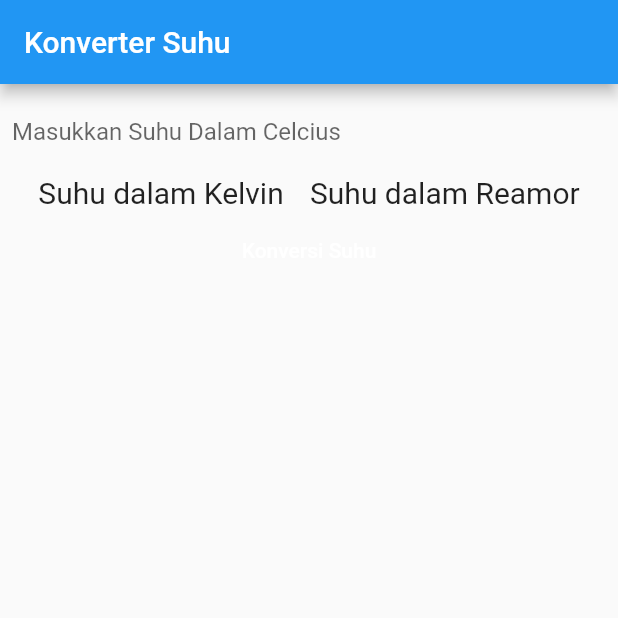
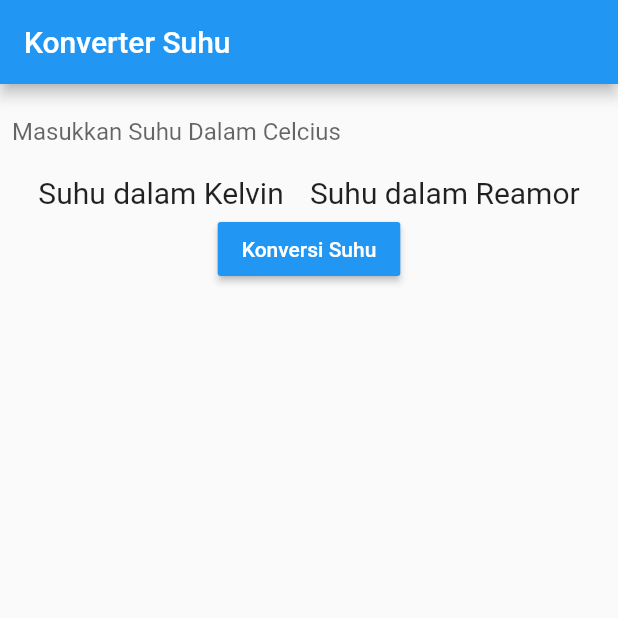
Before and after one commit to Evina08/flutter_state, a Flutter app: the screen it shows after launch, on a phone screen of 412 x 824 dp, the top half of it. Run offline on Flutter 3.47's test engine with Material 2 defaults, Android fonts, the phone set to English and light mode, and no system bars.

Commit message:
Mengubah Button

```diff
--- a/lib/main.dart
+++ b/lib/main.dart
@@ -68,15 +68,11 @@ class _MyAppState extends State<MyApp> {
                   )
                 ],
               ),
-              Container(
-                height: 50,
-                alignment: Alignment.center,
-                child: MaterialButton(
-                  onPressed: null,
-                  color: Colors.blue,
-                  textColor: Colors.white,
-                  child: Text("Konversi Suhu"),
-                ),
+              RaisedButton(
+                onPressed: () {},
+                color: Colors.blue,
+                textColor: Colors.white,
+                child: Text("Konversi Suhu"),
               ),
             ],
           ),
```
